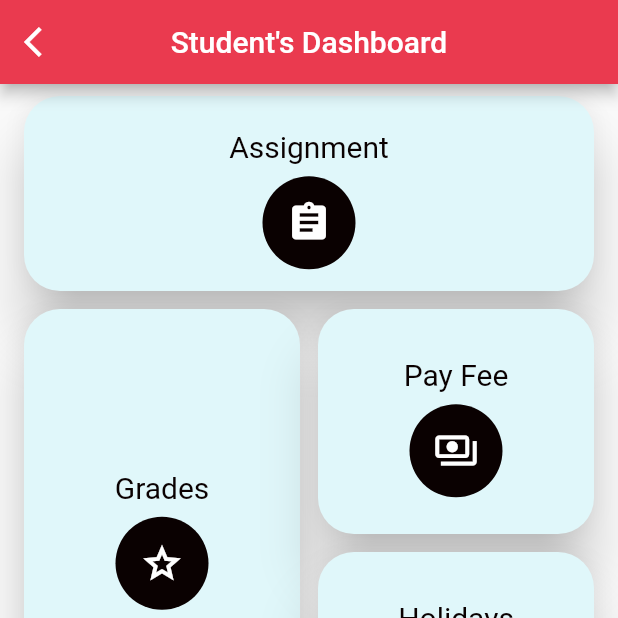
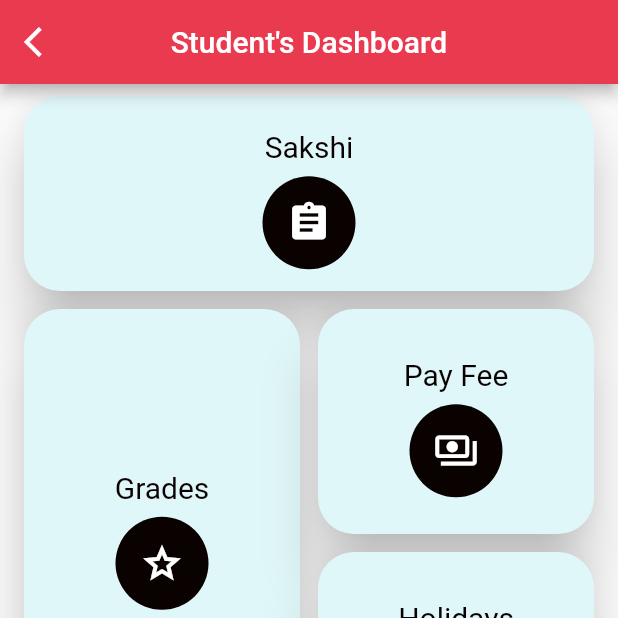
Before and after one commit to anurag-tekale/College-Management-App, a Flutter app: the Homescreen screen opened directly, on a phone screen of 412 x 824 dp, the top half of it. Run offline on Flutter 3.47's test engine with Material 2 defaults, Android fonts, the phone set to English and light mode, and no system bars; drawn by our look-alikes of bottom_navy_bar; our stand-ins replace flutter_icons; missing offline and left inert: keyboard_visibility.

Commit message:
changes in dashboard

```diff
--- a/lib/Pages/DashBoard/Students/Dashboard.dart
+++ b/lib/Pages/DashBoard/Students/Dashboard.dart
@@ -109,7 +109,7 @@ class _HomescreenState extends State<Homescreen> {
                   },
                   child: myItems(
                     Icons.assignment,
-                    'Assignment',
+                    'Sakshi',
                     0xff0A0101,
                   ),
                 ),
--- a/lib/main.dart
+++ b/lib/main.dart
@@ -1,4 +1,5 @@
 import 'package:flutter/material.dart';
+import 'Pages/DashBoard/Students/Dashboard.dart';
 import 'Pages/Timetable/time_table.dart';
 
 void main() {
@@ -11,7 +12,7 @@ class MyApp extends StatelessWidget {
     return MaterialApp(
       debugShowCheckedModeBanner: false,
       title: 'Mahindra University',
-      home: Timetable(),
+      home: Homescreen(),
     );
   }
 }
```
